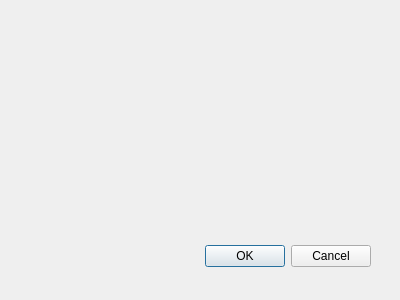
The window that ui_distromap.ui (rudivs/DistroMap) describes before a commit, drawn with Qt 5.
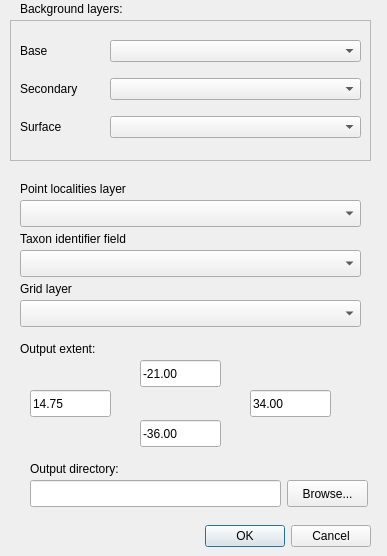
The same window after the commit.

```diff
--- a/ui_distromap.ui
+++ b/ui_distromap.ui
@@ -1,22 +1,22 @@
 <ui version="4.0" >
  <class>DistroMap</class>
- <widget class="QDialog" name="DistroMap" >
-  <property name="geometry" >
+ <widget class="QDialog" name="DistroMap">
+  <property name="geometry">
    <rect>
     <x>0</x>
     <y>0</y>
-    <width>400</width>
-    <height>300</height>
+    <width>387</width>
+    <height>556</height>
    </rect>
   </property>
   <property name="windowTitle" >
    <string>DistroMap</string>
   </property>
-  <widget class="QDialogButtonBox" name="buttonBox" >
-   <property name="geometry" >
+  <widget class="QDialogButtonBox" name="buttonBox">
+   <property name="geometry">
     <rect>
      <x>30</x>
-     <y>240</y>
+     <y>520</y>
      <width>341</width>
      <height>32</height>
     </rect>
@@ -28,6 +28,250 @@
     <set>QDialogButtonBox::Cancel|QDialogButtonBox::Ok</set>
    </property>
   </widget>
+  <widget class="QFrame" name="frame">
+   <property name="geometry">
+    <rect>
+     <x>10</x>
+     <y>20</y>
+     <width>361</width>
+     <height>141</height>
+    </rect>
+   </property>
+   <property name="frameShape">
+    <enum>QFrame::StyledPanel</enum>
+   </property>
+   <property name="frameShadow">
+    <enum>QFrame::Raised</enum>
+   </property>
+   <widget class="QWidget" name="gridLayoutWidget">
+    <property name="geometry">
+     <rect>
+      <x>10</x>
+      <y>10</y>
+      <width>341</width>
+      <height>121</height>
+     </rect>
+    </property>
+    <layout class="QGridLayout" name="gridLayout" columnstretch="1,3">
+     <item row="1" column="1">
+      <widget class="QComboBox" name="comboBox_2"/>
+     </item>
+     <item row="2" column="1">
+      <widget class="QComboBox" name="comboBox_3"/>
+     </item>
+     <item row="0" column="1">
+      <widget class="QComboBox" name="comboBox"/>
+     </item>
+     <item row="0" column="0">
+      <widget class="QLabel" name="label_2">
+       <property name="text">
+        <string>Base</string>
+       </property>
+      </widget>
+     </item>
+     <item row="1" column="0">
+      <widget class="QLabel" name="label_3">
+       <property name="text">
+        <string>Secondary</string>
+       </property>
+      </widget>
+     </item>
+     <item row="2" column="0">
+      <widget class="QLabel" name="label_4">
+       <property name="text">
+        <string>Surface</string>
+       </property>
+      </widget>
+     </item>
+    </layout>
+   </widget>
+  </widget>
+  <widget class="QLabel" name="label">
+   <property name="geometry">
+    <rect>
+     <x>20</x>
+     <y>0</y>
+     <width>131</width>
+     <height>17</height>
+    </rect>
+   </property>
+   <property name="text">
+    <string>Background layers:</string>
+   </property>
+  </widget>
+  <widget class="QComboBox" name="comboBox_4">
+   <property name="geometry">
+    <rect>
+     <x>20</x>
+     <y>200</y>
+     <width>341</width>
+     <height>27</height>
+    </rect>
+   </property>
+  </widget>
+  <widget class="QLabel" name="label_5">
+   <property name="geometry">
+    <rect>
+     <x>20</x>
+     <y>180</y>
+     <width>151</width>
+     <height>17</height>
+    </rect>
+   </property>
+   <property name="text">
+    <string>Point localities layer</string>
+   </property>
+  </widget>
+  <widget class="QComboBox" name="comboBox_5">
+   <property name="geometry">
+    <rect>
+     <x>20</x>
+     <y>250</y>
+     <width>341</width>
+     <height>27</height>
+    </rect>
+   </property>
+  </widget>
+  <widget class="QLabel" name="label_6">
+   <property name="geometry">
+    <rect>
+     <x>20</x>
+     <y>230</y>
+     <width>151</width>
+     <height>17</height>
+    </rect>
+   </property>
+   <property name="text">
+    <string>Taxon identifier field</string>
+   </property>
+  </widget>
+  <widget class="QComboBox" name="comboBox_6">
+   <property name="geometry">
+    <rect>
+     <x>20</x>
+     <y>300</y>
+     <width>341</width>
+     <height>27</height>
+    </rect>
+   </property>
+  </widget>
+  <widget class="QLabel" name="label_7">
+   <property name="geometry">
+    <rect>
+     <x>20</x>
+     <y>280</y>
+     <width>121</width>
+     <height>17</height>
+    </rect>
+   </property>
+   <property name="text">
+    <string>Grid layer</string>
+   </property>
+  </widget>
+  <widget class="QLabel" name="label_8">
+   <property name="geometry">
+    <rect>
+     <x>20</x>
+     <y>340</y>
+     <width>111</width>
+     <height>17</height>
+    </rect>
+   </property>
+   <property name="text">
+    <string>Output extent:</string>
+   </property>
+  </widget>
+  <widget class="QLineEdit" name="lineEdit">
+   <property name="geometry">
+    <rect>
+     <x>140</x>
+     <y>360</y>
+     <width>81</width>
+     <height>27</height>
+    </rect>
+   </property>
+   <property name="text">
+    <string>-21.00</string>
+   </property>
+  </widget>
+  <widget class="QLineEdit" name="lineEdit_2">
+   <property name="geometry">
+    <rect>
+     <x>250</x>
+     <y>390</y>
+     <width>81</width>
+     <height>27</height>
+    </rect>
+   </property>
+   <property name="text">
+    <string>34.00</string>
+   </property>
+  </widget>
+  <widget class="QLineEdit" name="lineEdit_3">
+   <property name="geometry">
+    <rect>
+     <x>30</x>
+     <y>390</y>
+     <width>81</width>
+     <height>27</height>
+    </rect>
+   </property>
+   <property name="text">
+    <string>14.75</string>
+   </property>
+  </widget>
+  <widget class="QLineEdit" name="lineEdit_4">
+   <property name="geometry">
+    <rect>
+     <x>140</x>
+     <y>420</y>
+     <width>81</width>
+     <height>27</height>
+    </rect>
+   </property>
+   <property name="text">
+    <string>-36.00</string>
+   </property>
+  </widget>
+  <widget class="QLineEdit" name="lineEdit_5">
+   <property name="geometry">
+    <rect>
+     <x>30</x>
+     <y>480</y>
+     <width>251</width>
+     <height>27</height>
+    </rect>
+   </property>
+   <property name="placeholderText">
+    <string/>
+   </property>
+  </widget>
+  <widget class="QPushButton" name="pushButton">
+   <property name="geometry">
+    <rect>
+     <x>287</x>
+     <y>480</y>
+     <width>81</width>
+     <height>27</height>
+    </rect>
+   </property>
+   <property name="text">
+    <string>Browse...</string>
+   </property>
+  </widget>
+  <widget class="QLabel" name="label_9">
+   <property name="geometry">
+    <rect>
+     <x>30</x>
+     <y>460</y>
+     <width>131</width>
+     <height>17</height>
+    </rect>
+   </property>
+   <property name="text">
+    <string>Output directory:</string>
+   </property>
+  </widget>
  </widget>
  <resources/>
  <connections>
```
Left out of the diff: 17 changed lines with no effect on the pictures.
